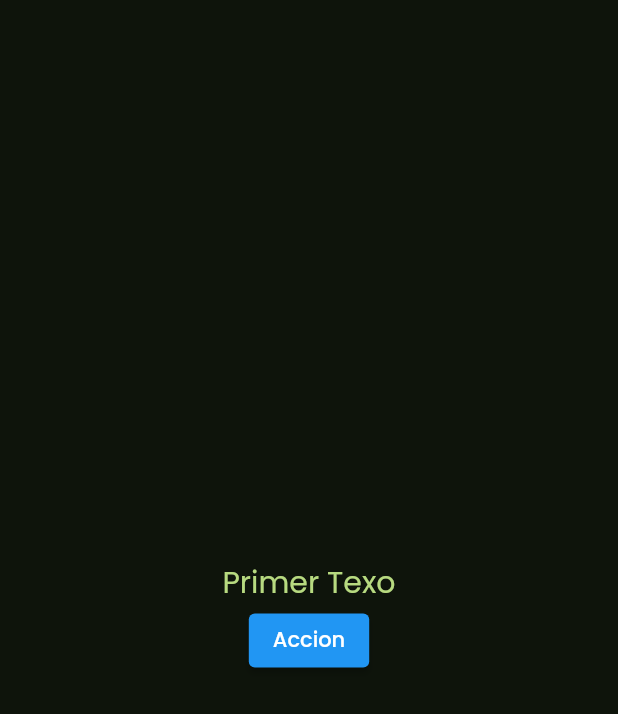
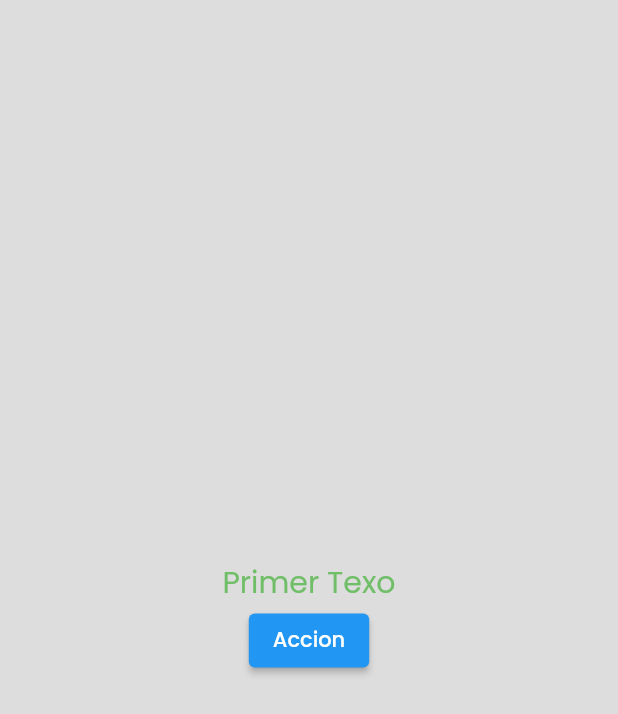
Before and after one commit to JepcDev/nocu, a Flutter app: the screen it shows after launch, after a tap on "Accion", on a phone screen of 412 x 824 dp. Shown: the top 714 px of the screen. Run offline on Flutter 3.47's test engine with Material 2 defaults, Android fonts, the phone set to English and light mode, and no system bars; our stand-ins replace google_fonts, shared_preferences.

Commit message:
ADD  connecting preferences and themes

```diff
--- a/lib/main.dart
+++ b/lib/main.dart
@@ -2,20 +2,25 @@
 import 'package:google_fonts/google_fonts.dart';
 
 import 'package:nocu/src/core/constants/data.dart';
+import 'package:nocu/src/core/controllers/theme_controller.dart';
 import 'package:nocu/src/ui/pages/home_page.dart';
 
-void main() {
+void main() async {
   runApp(const MyApp());
 }
 
 class MyApp extends StatelessWidget {
   const MyApp({Key? key}) : super(key: key);
-
   @override
   Widget build(BuildContext context) {
+    return FutureBuilder(
+      future: ThemeController.instance.initTheme(),
+      builder: (snapshot, context) {
+        // materialApp
         return MaterialApp(
+          // routes
           routes: {
-        HomePage.homePageRoute:(context) => HomePage(),
+            HomePage.homePageRoute: (context) => HomePage(),
           },
           // home: Container(),
           debugShowCheckedModeBanner: false,
@@ -25,5 +30,7 @@
           ),
           initialRoute: HomePage.homePageRoute,
         );
+      },
+    );
   }
 }
--- a/lib/src/core/controllers/theme_controller.dart
+++ b/lib/src/core/controllers/theme_controller.dart
@@ -1,4 +1,6 @@
 import 'package:flutter/material.dart';
+
+import 'package:nocu/src/core/services/preferences_service.dart';
 import 'package:nocu/src/ui/configure.dart';
 
 class ThemeController {
@@ -21,7 +23,12 @@ class ThemeController {
   Color background() =>
       brightnessValue ? Configure.backgroundLight : Configure.backgroundDark;
 
-  void changeTheme(){
+  void changeTheme() async{
     brightness.value = !brightness.value;
+    PreferencesService.instance.setBool("tema", brightness.value);
+  }
+
+  Future<void> initTheme() async{
+    brightness.value = await PreferencesService.instance.getBool("tema");
   }
 }
--- a/lib/src/core/services/preferences_service.dart
+++ b/lib/src/core/services/preferences_service.dart
@@ -1,20 +1,20 @@
-import 'dart:ffi';
-
 import 'package:shared_preferences/shared_preferences.dart';
 
 class PreferencesService {
   PreferencesService._();
   static final instance = PreferencesService._();
 
+  // Devuelve el valor string de la llave string
   Future<String> getString(String key ) async{
     SharedPreferences instance = await SharedPreferences.getInstance();
     return instance.getString(key) ?? "";
   }
+
+  // adiciona la clave y el valor al conjunto de preferencias de la aplicacion string
   Future<void> setString(String key, String value ) async{
     SharedPreferences instance = await SharedPreferences.getInstance();
     instance.setString(key, value);
   }
-
 
   Future<bool> getBool(String key ) async{
     SharedPreferences instance = await SharedPreferences.getInstance();
```
Lines whose indentation alone changed are shown as unchanged.
